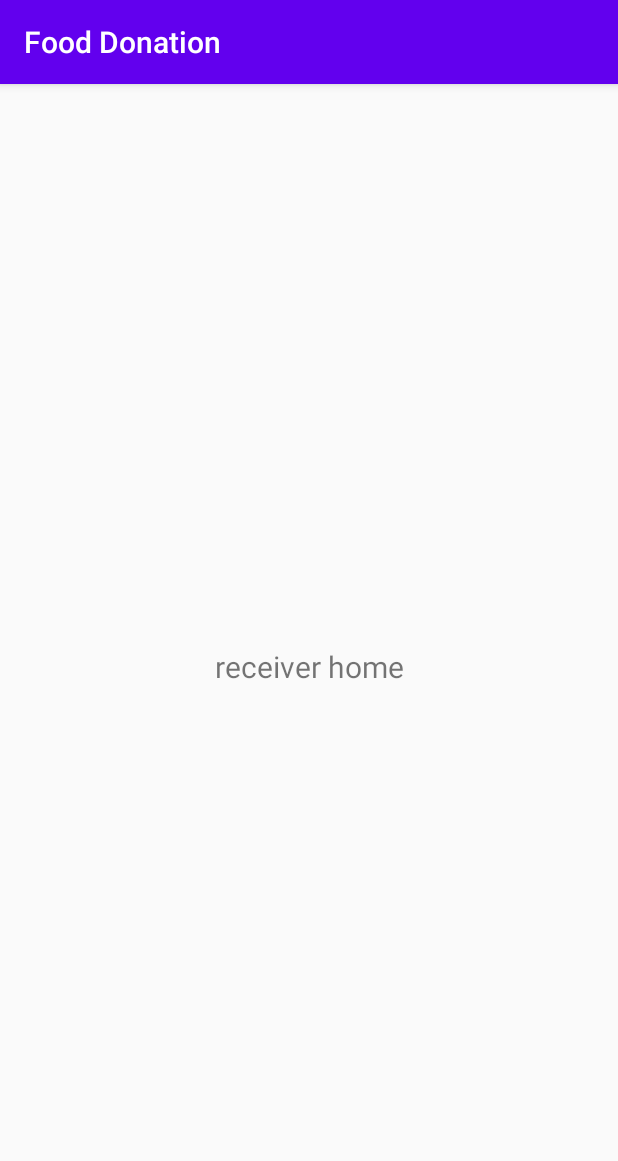
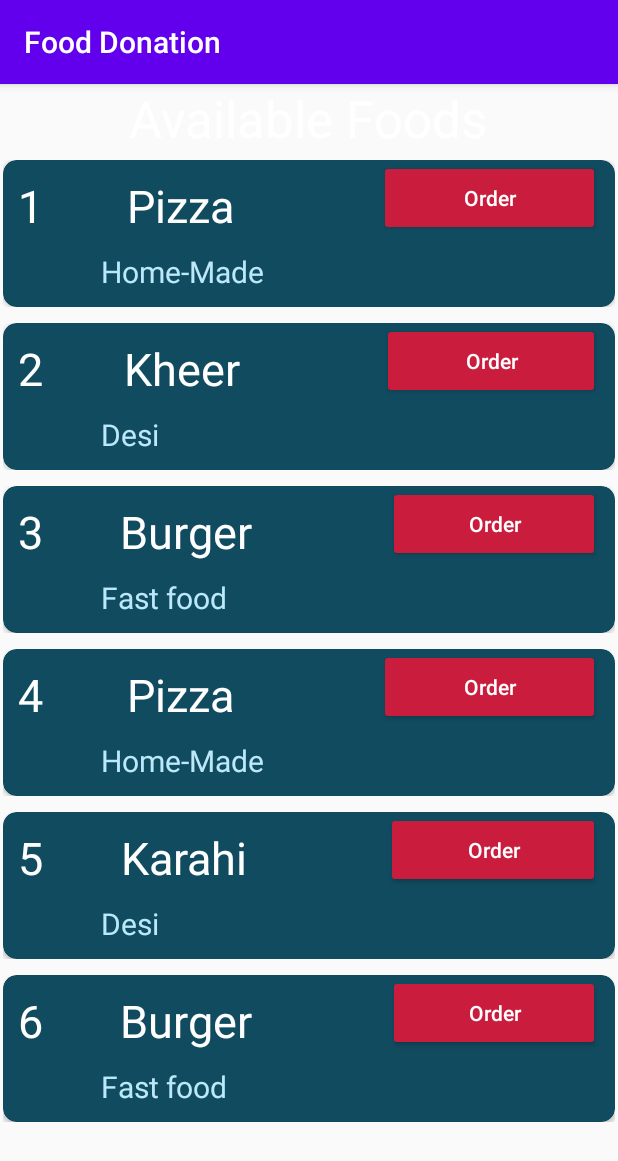
Before and after one commit to abdullah599/FoodDonation, an Android app: the fragment ReceiverHomeFragment shown on its own in the app's theme, on a phone screen of 412 x 824 dp. Shown: the top 1161 px of the screen. Run offline under Robolectric (Android 15) with nearby library versions, the phone set to English and light mode, and no system bars.

Commit message:
added Receiver's home page food list that shows the food list donated by the donors.

```diff
--- /dev/null
+++ b/app/src/main/java/com/example/fooddonation/Adapter_Dataclasses/ReceiverFoodListAdapter.kt
@@ -0,0 +1,33 @@
+package com.example.fooddonation.Adapter_Dataclasses
+
+import android.content.Context
+import android.view.LayoutInflater
+import android.view.View
+import android.view.ViewGroup
+import android.widget.TextView
+import androidx.recyclerview.widget.RecyclerView
+import com.example.fooddonation.R
+
+class ReceiverFoodListAdapter(var foodList: List<receiver_food_list>, var context: Context) :
+    RecyclerView.Adapter<RecyclerView.ViewHolder>() {
+
+    inner class ReceiverFoodListViewHolder(itemView: View): RecyclerView.ViewHolder(itemView)
+
+    override fun onCreateViewHolder(parent: ViewGroup, viewType: Int): RecyclerView.ViewHolder {
+        val view= LayoutInflater.from(parent.context).inflate(R.layout.receiver_food_list_row, parent, false)
+        return ReceiverFoodListViewHolder(view)
+    }
+
+    override fun onBindViewHolder(holder: RecyclerView.ViewHolder, position: Int) {
+        holder.itemView.apply {
+            findViewById<TextView>(R.id.row_no2).text=(position+1).toString()
+            findViewById<TextView>(R.id.row_food_name2).text=foodList[position].fname
+            findViewById<TextView>(R.id.row_food_type2).text=foodList[position].ftype
+
+        }
+    }
+
+    override fun getItemCount(): Int {
+        return foodList.size
+    }
+}
--- /dev/null
+++ b/app/src/main/java/com/example/fooddonation/Adapter_Dataclasses/receiver_food_list.kt
@@ -0,0 +1,3 @@
+package com.example.fooddonation.Adapter_Dataclasses
+
+data class receiver_food_list(val fname:String, val ftype:String)
--- a/app/src/main/java/com/example/fooddonation/ui/home/ReceiverHomeFragment.kt
+++ b/app/src/main/java/com/example/fooddonation/ui/home/ReceiverHomeFragment.kt
@@ -7,6 +7,11 @@ import android.view.ViewGroup
 import android.widget.TextView
 import androidx.fragment.app.Fragment
 import androidx.lifecycle.ViewModelProvider
+import androidx.recyclerview.widget.LinearLayoutManager
+import com.example.fooddonation.Adapter_Dataclasses.DonorHistoryAdapter
+import com.example.fooddonation.Adapter_Dataclasses.ReceiverFoodListAdapter
+import com.example.fooddonation.Adapter_Dataclasses.donor_history_data
+import com.example.fooddonation.Adapter_Dataclasses.receiver_food_list
 import com.example.fooddonation.databinding.FragmentReceiverHomeBinding
 
 class ReceiverHomeFragment : Fragment() {
@@ -23,9 +28,17 @@ class ReceiverHomeFragment : Fragment() {
 		_binding = FragmentReceiverHomeBinding.inflate(inflater, container, false)
 		val root: View = binding.root
 
-		val textView: TextView = binding.textHome2
+		val foodList: ArrayList<receiver_food_list> = ArrayList()
+		val adapter = ReceiverFoodListAdapter(foodList,this.requireContext())
+		foodList.add(receiver_food_list("Pizza", "Home-Made"))
+		foodList.add(receiver_food_list("Kheer", "Desi"))
+		foodList.add(receiver_food_list("Burger", "Fast food"))
+		foodList.add(receiver_food_list("Pizza", "Home-Made"))
+		foodList.add(receiver_food_list("Karahi", "Desi"))
+		foodList.add(receiver_food_list("Burger", "Fast food"))
 
-			textView.text = "receiver home"
+		binding.rcvFoodList.adapter = adapter
+		binding.rcvFoodList.layoutManager = LinearLayoutManager(this.requireContext())
 
 		return root
 	}
--- a/app/src/main/res/layout/fragment_receiver_home.xml
+++ b/app/src/main/res/layout/fragment_receiver_home.xml
@@ -7,16 +7,25 @@
     tools:context=".ui.home.ReceiverHomeFragment">
 
     <TextView
-        android:id="@+id/text_home2"
+        android:id="@+id/textView"
+        android:layout_width="wrap_content"
+        android:layout_height="wrap_content"
+        android:text="Available Foods"
+        android:textColor="@color/white"
+        android:textSize="34sp"
+        app:layout_constraintEnd_toEndOf="parent"
+        app:layout_constraintHorizontal_bias="0.498"
+        app:layout_constraintStart_toStartOf="parent"
+        app:layout_constraintTop_toTopOf="parent" />
+
+    <androidx.recyclerview.widget.RecyclerView
+        android:id="@+id/rcv_foodList"
         android:layout_width="match_parent"
-        android:layout_height="wrap_content"
-        android:layout_marginStart="8dp"
-        android:layout_marginTop="8dp"
-        android:layout_marginEnd="8dp"
-        android:textAlignment="center"
-        android:textSize="20sp"
+        android:layout_height="0dp"
         app:layout_constraintBottom_toBottomOf="parent"
         app:layout_constraintEnd_toEndOf="parent"
+        app:layout_constraintHorizontal_bias="0.0"
         app:layout_constraintStart_toStartOf="parent"
-        app:layout_constraintTop_toTopOf="parent" />
+        app:layout_constraintTop_toBottomOf="@+id/textView"
+        app:layout_constraintVertical_bias="0.0" />
 </androidx.constraintlayout.widget.ConstraintLayout>
--- /dev/null
+++ b/app/src/main/res/layout/receiver_food_list_row.xml
@@ -0,0 +1,86 @@
+<?xml version="1.0" encoding="utf-8"?>
+<androidx.constraintlayout.widget.ConstraintLayout xmlns:android="http://schemas.android.com/apk/res/android"
+    xmlns:app="http://schemas.android.com/apk/res-auto"
+    android:layout_width="match_parent"
+    android:layout_height="wrap_content"
+    android:elevation="50dp"
+    android:paddingLeft="2dp"
+    android:paddingTop="5dp"
+    android:paddingRight="2dp"
+    android:paddingBottom="5dp">
+
+    <androidx.cardview.widget.CardView
+        android:layout_width="match_parent"
+        android:layout_height="wrap_content"
+        app:cardBackgroundColor="@color/background"
+        app:cardCornerRadius="9dp"
+        app:layout_constraintBottom_toBottomOf="parent"
+        app:layout_constraintEnd_toEndOf="parent"
+        app:layout_constraintHorizontal_bias="0.0"
+        app:layout_constraintStart_toStartOf="parent"
+        app:layout_constraintTop_toTopOf="parent"
+        app:layout_constraintVertical_bias="0.0">
+
+        <LinearLayout
+            android:layout_width="match_parent"
+            android:layout_height="wrap_content"
+            android:orientation="vertical">
+
+            <LinearLayout
+                android:layout_width="match_parent"
+                android:layout_height="match_parent"
+                android:orientation="horizontal">
+
+                <TextView
+                    android:id="@+id/row_no2"
+                    android:layout_width="0dp"
+                    android:layout_height="wrap_content"
+                    android:layout_weight="0.75"
+                    android:paddingLeft="10dp"
+                    android:text="1."
+                    android:textColor="@color/white"
+                    android:textSize="30sp" />
+
+                <TextView
+                    android:id="@+id/row_food_name2"
+                    android:layout_width="wrap_content"
+                    android:layout_height="wrap_content"
+                    android:layout_weight="1"
+                    android:paddingLeft="10dp"
+                    android:paddingTop="10dp"
+                    android:text="Food Name"
+                    android:textColor="@color/white"
+                    android:textSize="30sp" />
+
+                <Button
+                    android:id="@+id/button"
+                    android:layout_width="50dp"
+                    android:layout_height="match_parent"
+                    android:layout_marginRight="10dp"
+                    android:layout_weight="1"
+                    android:backgroundTint="@color/purple_200"
+                    android:text="Order"
+                    android:textAllCaps="false"
+                    android:textColor="@color/white" />
+            </LinearLayout>
+
+            <LinearLayout
+                android:layout_width="match_parent"
+                android:layout_height="match_parent"
+                android:orientation="horizontal">
+
+                <TextView
+                    android:id="@+id/row_food_type2"
+                    android:layout_width="wrap_content"
+                    android:layout_height="wrap_content"
+                    android:layout_marginLeft="65dp"
+                    android:layout_weight="1"
+                    android:paddingTop="10dp"
+                    android:paddingBottom="10dp"
+                    android:text="Food Type"
+                    android:textColor="#BBE9F9"
+                    android:textSize="20sp" />
+            </LinearLayout>
+        </LinearLayout>
+    </androidx.cardview.widget.CardView>
+</androidx.constraintlayout.widget.ConstraintLayout>
```
